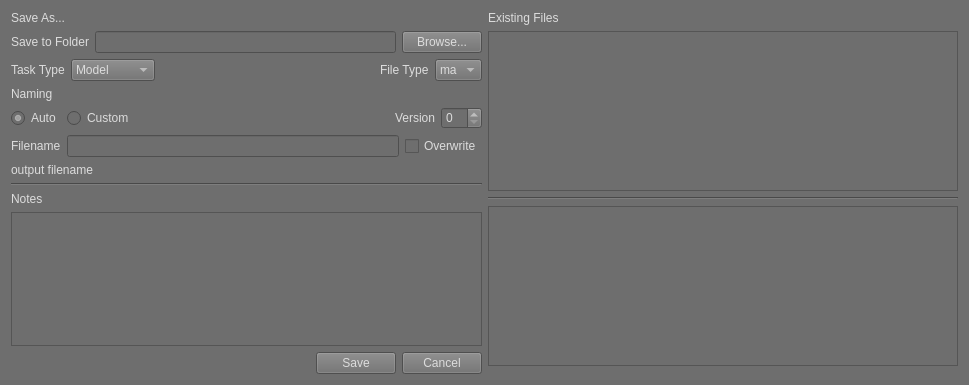
This is ui/superSaver_UI.ui in SleepDeprivedVFX/versionUp as Qt 5 draws it before an edit. The edited form follows.
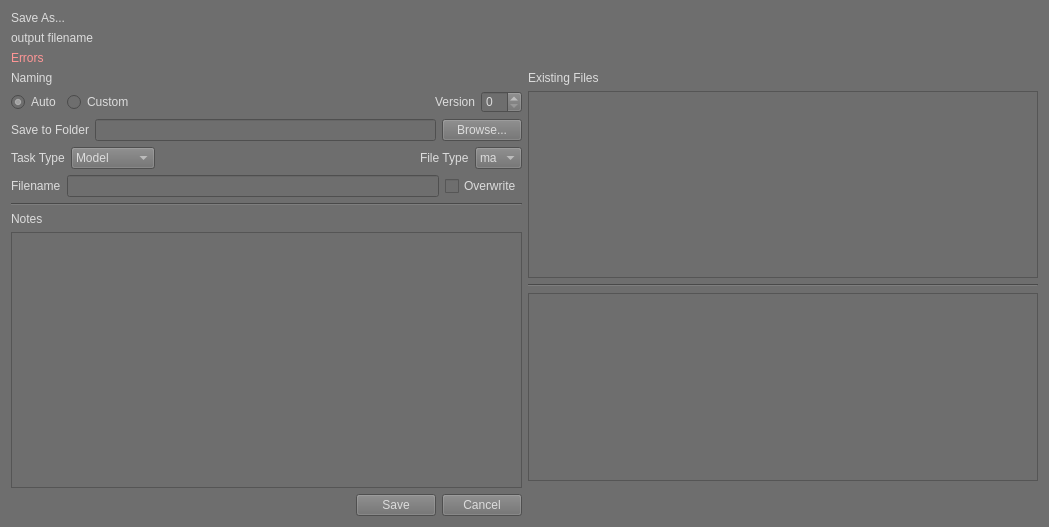
This is the edited form.

```diff
--- a/ui/superSaver_UI.ui
+++ b/ui/superSaver_UI.ui
@@ -6,8 +6,8 @@
    <rect>
     <x>0</x>
     <y>0</y>
-    <width>969</width>
-    <height>385</height>
+    <width>1049</width>
+    <height>527</height>
    </rect>
   </property>
   <property name="minimumSize">
@@ -23,9 +23,7 @@
    <string notr="true">background-color: rgb(110, 110, 110);
 color: rgb(220, 220, 220);</string>
   </property>
-  <layout class="QHBoxLayout" name="horizontalLayout">
-   <item>
-    <layout class="QVBoxLayout" name="saveAs_Layout">
+  <layout class="QVBoxLayout" name="verticalLayout">
      <item>
       <widget class="QLabel" name="Title">
        <property name="styleSheet">
@@ -37,6 +35,92 @@
       </widget>
      </item>
      <item>
+    <widget class="QLabel" name="output_filename">
+     <property name="styleSheet">
+      <string notr="true">font: 12pt &quot;MS Shell Dlg 2&quot;;</string>
+     </property>
+     <property name="text">
+      <string>output filename</string>
+     </property>
+    </widget>
+   </item>
+   <item>
+    <widget class="QLabel" name="messages">
+     <property name="styleSheet">
+      <string notr="true">font: 75 9pt &quot;MS Shell Dlg 2&quot;;
+color: rgb(255, 150, 150);</string>
+     </property>
+     <property name="text">
+      <string>Errors</string>
+     </property>
+    </widget>
+   </item>
+   <item>
+    <layout class="QHBoxLayout" name="sideBySide_layout">
+     <item>
+      <layout class="QVBoxLayout" name="saveAs_Layout">
+       <item>
+        <layout class="QVBoxLayout" name="name_layout">
+         <item>
+          <widget class="QLabel" name="naming_label">
+           <property name="text">
+            <string>Naming</string>
+           </property>
+           <property name="buddy">
+            <cstring>autoNaming</cstring>
+           </property>
+          </widget>
+         </item>
+         <item>
+          <layout class="QHBoxLayout" name="naming_layout">
+           <item>
+            <widget class="QRadioButton" name="autoNaming">
+             <property name="text">
+              <string>Auto</string>
+             </property>
+             <property name="checked">
+              <bool>true</bool>
+             </property>
+            </widget>
+           </item>
+           <item>
+            <widget class="QRadioButton" name="customNaming">
+             <property name="text">
+              <string>Custom</string>
+             </property>
+            </widget>
+           </item>
+           <item>
+            <spacer name="naming_spacer">
+             <property name="orientation">
+              <enum>Qt::Horizontal</enum>
+             </property>
+             <property name="sizeHint" stdset="0">
+              <size>
+               <width>40</width>
+               <height>20</height>
+              </size>
+             </property>
+            </spacer>
+           </item>
+           <item>
+            <widget class="QLabel" name="version_label">
+             <property name="text">
+              <string>Version</string>
+             </property>
+             <property name="buddy">
+              <cstring>version</cstring>
+             </property>
+            </widget>
+           </item>
+           <item>
+            <widget class="QSpinBox" name="version"/>
+           </item>
+          </layout>
+         </item>
+        </layout>
+       </item>
+       <item>
       <layout class="QHBoxLayout" name="folder_layout">
        <item>
         <widget class="QLabel" name="folder_label">
@@ -157,67 +241,6 @@
        </item>
       </layout>
      </item>
-     <item>
-      <layout class="QVBoxLayout" name="name_layout">
-       <item>
-        <widget class="QLabel" name="naming_label">
-         <property name="text">
-          <string>Naming</string>
-         </property>
-         <property name="buddy">
-          <cstring>autoNaming</cstring>
-         </property>
-        </widget>
-       </item>
-       <item>
-        <layout class="QHBoxLayout" name="naming_layout">
-         <item>
-          <widget class="QRadioButton" name="autoNaming">
-           <property name="text">
-            <string>Auto</string>
-           </property>
-           <property name="checked">
-            <bool>true</bool>
-           </property>
-          </widget>
-         </item>
-         <item>
-          <widget class="QRadioButton" name="customNaming">
-           <property name="text">
-            <string>Custom</string>
-           </property>
-          </widget>
-         </item>
-         <item>
-          <spacer name="naming_spacer">
-           <property name="orientation">
-            <enum>Qt::Horizontal</enum>
-           </property>
-           <property name="sizeHint" stdset="0">
-            <size>
-             <width>40</width>
-             <height>20</height>
-            </size>
-           </property>
-          </spacer>
-         </item>
-         <item>
-          <widget class="QLabel" name="version_label">
-           <property name="text">
-            <string>Version</string>
-           </property>
-           <property name="buddy">
-            <cstring>version</cstring>
-           </property>
-          </widget>
-         </item>
-         <item>
-          <widget class="QSpinBox" name="version"/>
-         </item>
-        </layout>
-       </item>
-      </layout>
-     </item>
      <item>
       <layout class="QHBoxLayout" name="filename_layout">
        <item>
@@ -239,13 +262,6 @@
        </item>
       </layout>
      </item>
-     <item>
-      <widget class="QLabel" name="output_filename">
-       <property name="text">
-        <string>output filename</string>
-       </property>
-      </widget>
-     </item>
      <item>
       <widget class="Line" name="notes_seperator">
        <property name="orientation">
@@ -342,6 +358,8 @@
         </size>
        </property>
       </spacer>
+       </item>
+      </layout>
      </item>
     </layout>
    </item>
```
Lines whose indentation alone changed are shown as unchanged.
